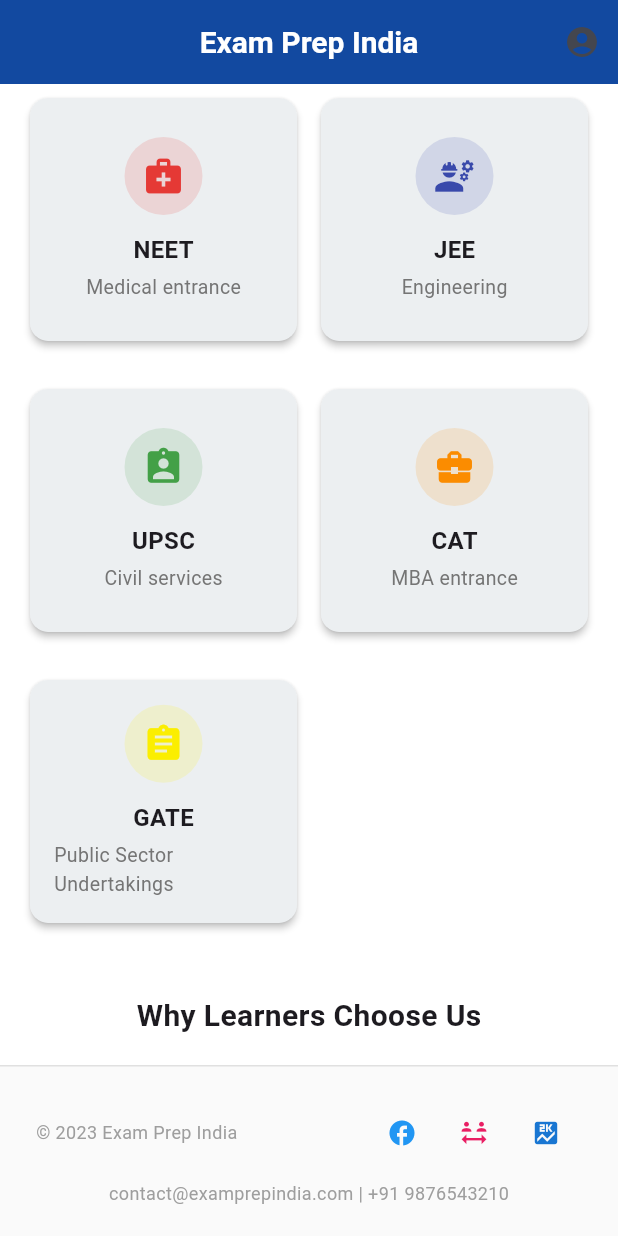
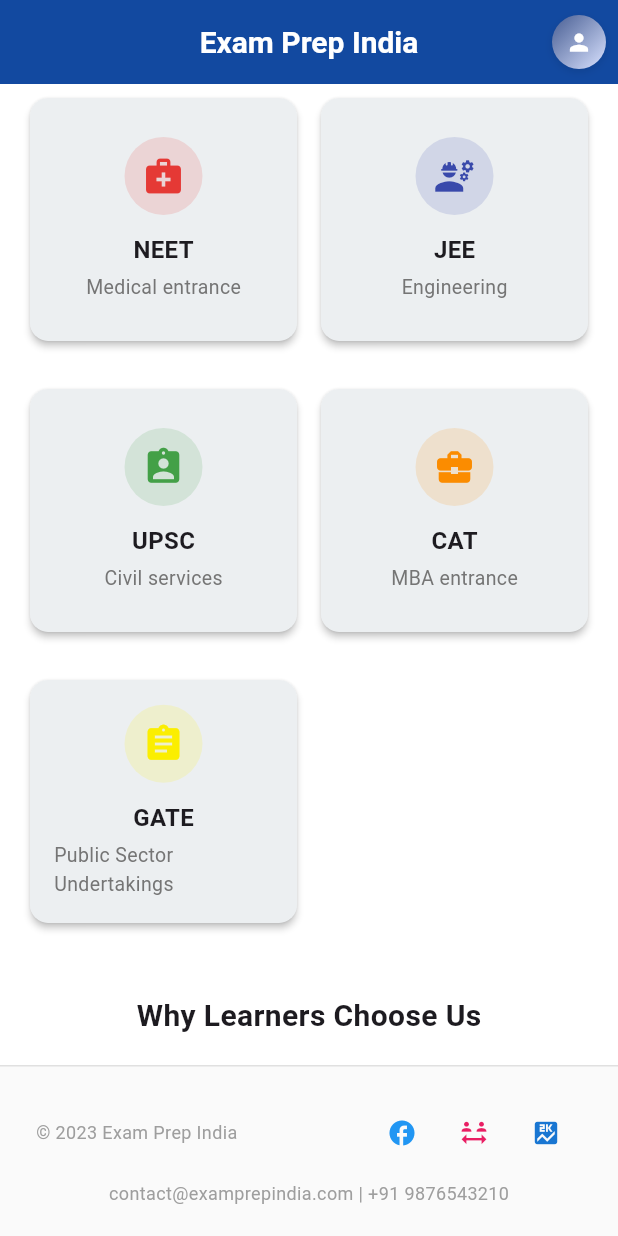
Before and after one commit to hisushanta/lio, a Flutter app: the screen it shows once a user with an empty profile is signed in, scrolled down 576 dp, on a phone screen of 412 x 824 dp. Run offline on Flutter 3.47's test engine with Material 3 defaults, Android fonts, the light colour scheme and no system bars; our stand-ins replace cloud_firestore, firebase_auth, firebase_core, youtube_player_iframe; accounts and stored records are empty.

Commit message:
modify user profile icon

```diff
--- a/lib/screens/home_screens.dart
+++ b/lib/screens/home_screens.dart
@@ -1,4 +1,5 @@
 // lib/screens/home_screen.dart
+import 'package:cloud_firestore/cloud_firestore.dart';
 import 'package:firebase_auth/firebase_auth.dart';
 import 'package:flutter/material.dart';
 import 'package:youtube_player_iframe/youtube_player_iframe.dart';
@@ -47,6 +48,7 @@ class _HomeScreenState extends State<HomeScreen> {
   Widget build(BuildContext context) {
     final screenWidth = MediaQuery.of(context).size.width;
     final isSmallScreen = screenWidth < 600;
+final theme = Theme.of(context);
 
     return Scaffold(
       backgroundColor: Colors.white,
@@ -66,11 +68,65 @@ class _HomeScreenState extends State<HomeScreen> {
             stream: _auth.authStateChanges(),
             builder: (context, snapshot) {
               if (snapshot.hasData) {
-                return IconButton(
-                  icon: const Icon(Icons.account_circle),
-                  onPressed: () {
-                    Navigator.pushNamed(context, '/profile');
-                  },
+                return Padding(
+                  padding: const EdgeInsets.only(right: 8.0),
+                  child: GestureDetector(
+                    onTap: () {
+                      Navigator.pushNamed(context, '/profile');
+                    },
+                    child: StreamBuilder<DocumentSnapshot>(
+                      stream: FirebaseFirestore.instance
+                          .collection('users')
+                          .doc(snapshot.data?.uid)
+                          .snapshots(),
+                      builder: (context, userSnapshot) {
+                        final userName = userSnapshot.data?['name'] ?? '';
+                        return Tooltip(
+                          message: userName.isNotEmpty
+                              ? 'Hi, $userName!'
+                              : 'My Profile',
+                          child: Container(
+                            width: 36,
+                            height: 36,
+                            decoration: BoxDecoration(
+                              shape: BoxShape.circle,
+                              gradient: LinearGradient(
+                                colors: [
+                                  theme.colorScheme.primary,
+                                  theme.colorScheme.primaryContainer,
+                                ],
+                                begin: Alignment.topLeft,
+                                end: Alignment.bottomRight,
+                              ),
+                              boxShadow: [
+                                BoxShadow(
+                                  color: Colors.black.withOpacity(0.1),
+                                  blurRadius: 4,
+                                  offset: const Offset(0, 2),
+                                ),
+                              ],
+                            ),
+                            child: Center(
+                              child: userName.isNotEmpty
+                                  ? Text(
+                                      userName[0].toUpperCase(),
+                                      style: const TextStyle(
+                                        color: Colors.white,
+                                        fontWeight: FontWeight.bold,
+                                        fontSize: 16,
+                                      ),
+                                    )
+                                  : const Icon(
+                                      Icons.person,
+                                      color: Colors.white,
+                                      size: 18,
+                                    ),
+                            ),
+                          ),
+                        );
+                      },
+                    ),
+                  ),
                 );
               } else {
                 return Row(
@@ -106,6 +162,7 @@ class _HomeScreenState extends State<HomeScreen> {
           ),
         ],
       ),
+
       body: Column(
         children: [
           Expanded(
```
